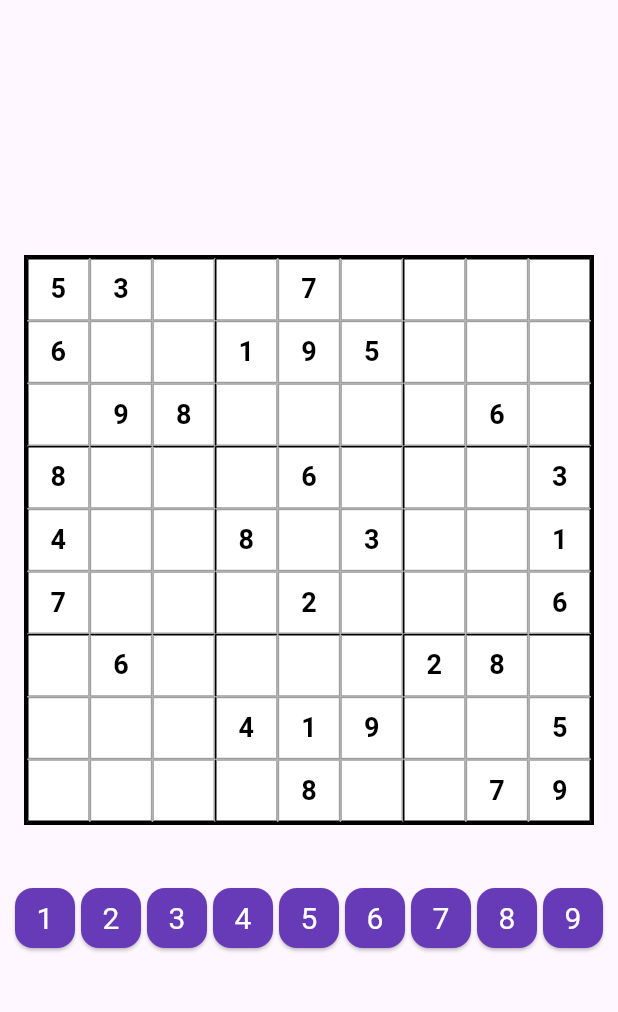
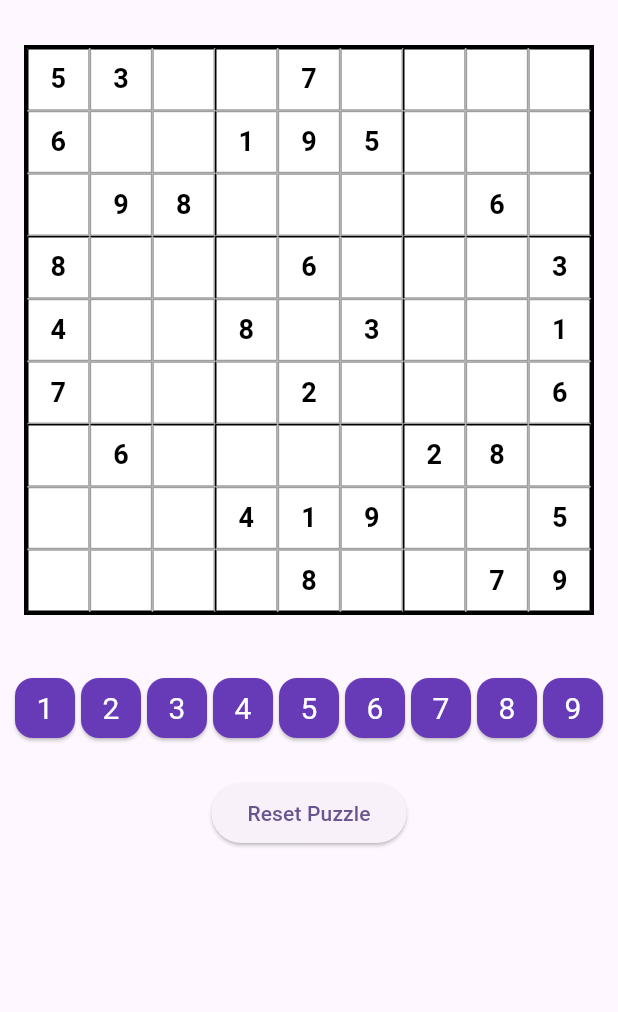
Before and after one commit to pedromartinscs/Sudoku-Flutter, a Flutter app: the screen it shows after launch, on a phone screen of 412 x 824 dp, the part 63-1075 px from its top. Run offline on Flutter 3.47's test engine with Material 3 defaults, Android fonts, the phone set to English and light mode, and no system bars; our stand-ins replace google_mobile_ads.

Commit message:
Reset sudoku button added

```diff
--- a/lib/screens/home_screen.dart
+++ b/lib/screens/home_screen.dart
@@ -84,6 +84,14 @@ class _HomeScreenState extends State<HomeScreen> {
     });
   }
 
+  void resetBoard() {
+    setState(() {
+      board = initialBoard.map((row) => List<int>.from(row)).toList();
+      selectedRow = -1;
+      selectedCol = -1;
+    });
+  }
+
   bool isBoardCompleteAndCorrect() {
     for (int row = 0; row < 9; row++) {
       for (int col = 0; col < 9; col++) {
@@ -99,7 +107,8 @@ class _HomeScreenState extends State<HomeScreen> {
   Widget build(BuildContext context) {
     return Scaffold(
       appBar: AppBar(title: const Text('Sudoku Puzzle')),
-      body: Column(
+      body: SingleChildScrollView(
+        child: Column(
           mainAxisAlignment: MainAxisAlignment.center,
           children: [
             SudokuGrid(
@@ -111,7 +120,13 @@ class _HomeScreenState extends State<HomeScreen> {
             ),
             const SizedBox(height: 16),
             NumberPad(onNumberTap: onNumberTap),
+            const SizedBox(height: 16),
+            ElevatedButton(
+              onPressed: resetBoard,
+              child: const Text('Reset Puzzle'),
+            ),
           ],
+        ),
       ),
     );
   }
```
Lines whose indentation alone changed are shown as unchanged.
